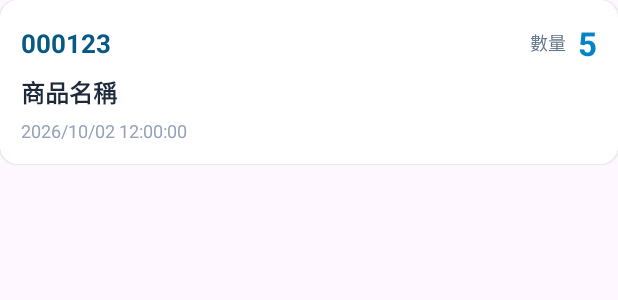
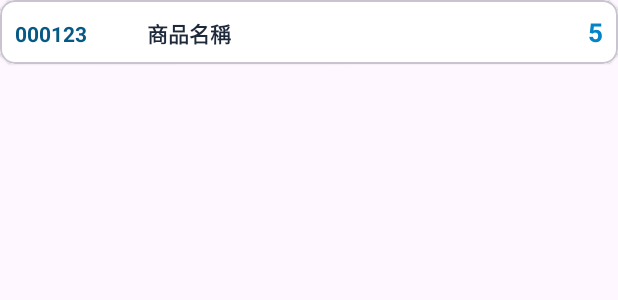
Before and after one commit to cookie810130-spec/Scan, an Android app: the layout item_scan_record.xml on its own in the app's theme, with its tools: preview values and no code run, on a phone screen of 412 x 824 dp. Shown: the top 300 px of the screen. Run offline under Robolectric (Android 15) with nearby library versions, the light colour scheme and no system bars.

Commit message:
Update item_scan_record.xml

```diff
--- a/app/src/main/res/layout/item_scan_record.xml
+++ b/app/src/main/res/layout/item_scan_record.xml
@@ -1,83 +1,70 @@
 <?xml version="1.0" encoding="utf-8"?>
 
-<androidx.cardview.widget.CardView
+<com.google.android.material.card.MaterialCardView
     xmlns:android="http://schemas.android.com/apk/res/android"
     xmlns:app="http://schemas.android.com/apk/res-auto"
     android:layout_width="match_parent"
     android:layout_height="wrap_content"
-    android:layout_marginBottom="8dp"
-    app:cardCornerRadius="12dp"
+    android:layout_marginBottom="6dp"
+    app:cardCornerRadius="10dp"
     app:cardElevation="1dp">
 
     <LinearLayout
         android:layout_width="match_parent"
         android:layout_height="wrap_content"
-        android:orientation="vertical"
-        android:padding="14dp"
+        android:orientation="horizontal"
+        android:gravity="top"
+        android:paddingStart="10dp"
+        android:paddingEnd="10dp"
+        android:paddingTop="9dp"
+        android:paddingBottom="9dp"
         android:background="#FFFFFF">
 
-        <!-- 第一行：自編碼 + 數量 -->
+        <!-- 自編碼 -->
 
-        <LinearLayout
-            android:layout_width="match_parent"
+        <TextView
+            android:id="@+id/tvItemCustomCode"
+            android:layout_width="82dp"
             android:layout_height="wrap_content"
-            android:gravity="center_vertical"
-            android:orientation="horizontal">
+            android:text="000123"
+            android:textColor="#075985"
+            android:textSize="14sp"
+            android:textStyle="bold" />
 
-            <TextView
-                android:id="@+id/tvItemCustomCode"
-                android:layout_width="0dp"
-                android:layout_height="wrap_content"
-                android:layout_weight="1"
-                android:text="000123"
-                android:textColor="#075985"
-                android:textSize="17sp"
-                android:textStyle="bold" />
-
-            <TextView
-                android:layout_width="wrap_content"
-                android:layout_height="wrap_content"
-                android:text="數量"
-                android:textColor="#64748B"
-                android:textSize="12sp" />
-
-            <TextView
-                android:id="@+id/tvItemQty"
-                android:layout_width="wrap_content"
-                android:layout_height="wrap_content"
-                android:layout_marginStart="8dp"
-                android:text="5"
-                android:textColor="#0284C7"
-                android:textSize="22sp"
-                android:textStyle="bold" />
-
-        </LinearLayout>
-
-
-        <!-- 商品名稱 -->
+        <!-- 品名 -->
 
         <TextView
             android:id="@+id/tvItemName"
-            android:layout_width="match_parent"
+            android:layout_width="0dp"
             android:layout_height="wrap_content"
-            android:layout_marginTop="6dp"
+            android:layout_weight="1"
+            android:paddingStart="6dp"
+            android:paddingEnd="6dp"
             android:text="商品名稱"
             android:textColor="#1E293B"
-            android:textSize="16sp"
+            android:textSize="14sp"
             android:textStyle="bold" />
 
+        <!-- 數量 -->
 
-        <!-- 時間 -->
+        <TextView
+            android:id="@+id/tvItemQty"
+            android:layout_width="48dp"
+            android:layout_height="wrap_content"
+            android:gravity="end"
+            android:text="5"
+            android:textColor="#0284C7"
+            android:textSize="17sp"
+            android:textStyle="bold" />
+
+        <!-- 保留 ID，程式需要，但畫面不顯示 -->
 
         <TextView
             android:id="@+id/tvItemTime"
-            android:layout_width="match_parent"
-            android:layout_height="wrap_content"
-            android:layout_marginTop="5dp"
-            android:text="2026/10/02 12:00:00"
-            android:textColor="#94A3B8"
-            android:textSize="12sp" />
+            android:layout_width="0dp"
+            android:layout_height="0dp"
+            android:visibility="gone" />
 
     </LinearLayout>
 
-</androidx.cardview.widget.CardView>
+</com.google.android.material.card.MaterialCardView>
```
